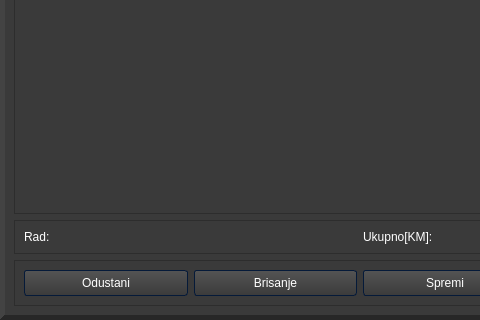
Qt form receipt.ui (4ntim4tter/Budget-Flow) before a commit; both pictures show x 0 to 480 and y 200 to 520 of the 720 by 520 pixel window.
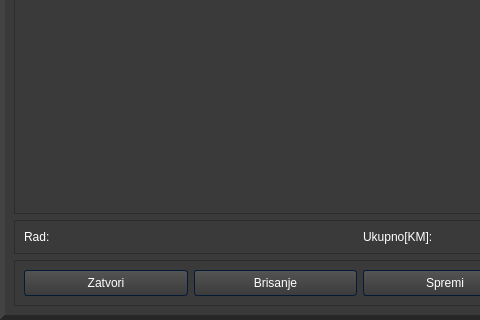
The same form after that commit. Icons and pictures are not drawn.

The edit to the form file:
```diff
--- a/receipt.ui
+++ b/receipt.ui
@@ -1192,7 +1192,7 @@
          <item>
           <widget class="QPushButton" name="cancel_print_reciept_button">
            <property name="text">
-            <string>Odustani</string>
+            <string>Zatvori</string>
            </property>
           </widget>
          </item>
```
